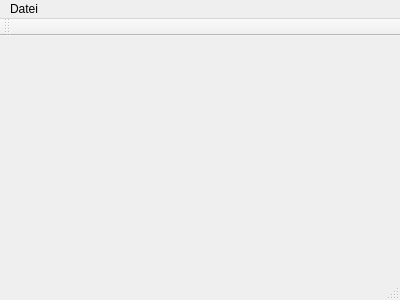
The window that mainwindow.ui (starchimpsgroup/3dvv) describes before a commit, drawn with Qt 5.
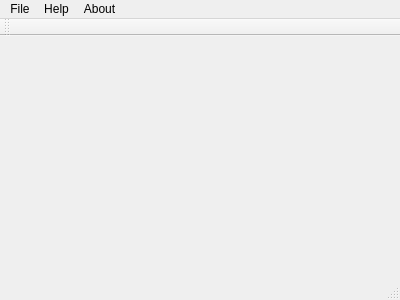
The same window after the commit.

```diff
--- a/mainwindow.ui
+++ b/mainwindow.ui
@@ -33,12 +33,24 @@
    </property>
    <widget class="QMenu" name="menuDatei">
     <property name="title">
-     <string>Datei</string>
+     <string>File</string>
     </property>
     <addaction name="actionXML_Datei_laden"/>
     <addaction name="actionSchliessen"/>
    </widget>
+   <widget class="QMenu" name="menuHelp">
+    <property name="title">
+     <string>Help</string>
+    </property>
+   </widget>
+   <widget class="QMenu" name="menuAbout">
+    <property name="title">
+     <string>About</string>
+    </property>
+   </widget>
    <addaction name="menuDatei"/>
+   <addaction name="menuHelp"/>
+   <addaction name="menuAbout"/>
   </widget>
   <widget class="QToolBar" name="mainToolBar">
    <attribute name="toolBarArea">
```
Left out of the diff: 4 changed lines with no effect on the pictures.
